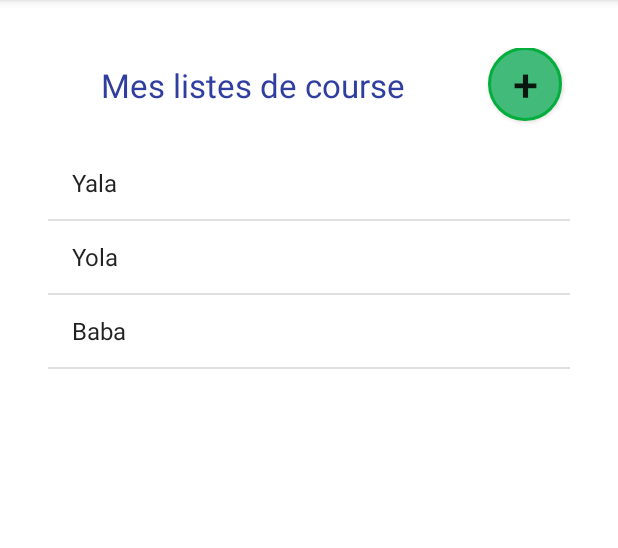
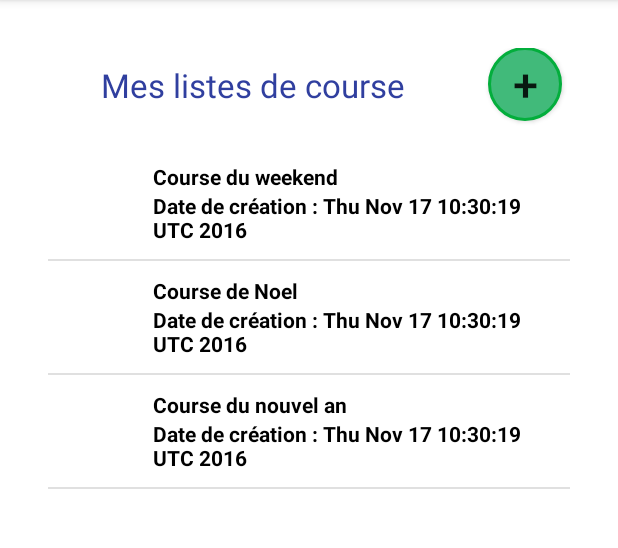
Before and after one commit to ghansum/Ordory, an Android app: the fragment ListShoppingLishFragment placed in its activity, on a phone screen of 412 x 824 dp, the part 84-632 px from its top. Run offline under Robolectric (Android 15) with nearby library versions, the phone set to English and light mode, and no system bars.

Commit message:
Ajout de la liste dynamique pour produit et shopping list

```diff
--- /dev/null
+++ b/app/src/main/java/com/adapter/ShoppingListAdapter.java
@@ -0,0 +1,50 @@
+package com.adapter;
+
+import android.content.Context;
+import android.view.LayoutInflater;
+import android.view.View;
+import android.view.ViewGroup;
+import android.widget.ArrayAdapter;
+import android.widget.TextView;
+
+import com.holder.ShoppingListViewHolder;
+import com.models.ShoppingList;
+import com.ordory.ordory.R;
+
+import java.util.List;
+
+/**
+ * Created by Patri on 17/11/2016.
+ */
+public class ShoppingListAdapter extends ArrayAdapter<ShoppingList>{
+
+    public ShoppingListAdapter(Context context, List<ShoppingList> shoppingLists){
+        super(context, 0, shoppingLists);
+    }
+
+    @Override
+    public View getView(int position, View convertView, ViewGroup parent) {
+
+        if(convertView == null){
+            convertView = LayoutInflater.from(getContext()).inflate(R.layout.shopping_list_row_view, parent, false);
+        }
+
+        ShoppingListViewHolder viewHolder = (ShoppingListViewHolder) convertView.getTag();
+
+        if(viewHolder == null){
+            viewHolder = new ShoppingListViewHolder();
+            viewHolder.name = (TextView) convertView.findViewById(R.id.shopping_list_name);
+            viewHolder.createdDate = (TextView) convertView.findViewById(R.id.shopping_list_createdDate);
+            //viewHolder.quantity = (TextView) convertView.findViewById(R.id.productQuantity);
+
+            convertView.setTag(viewHolder);
+        }
+
+        ShoppingList shoppingList = getItem(position);
+
+        viewHolder.name.setText(shoppingList.getName());
+        viewHolder.createdDate.setText("Date de création : "+shoppingList.getCreated_date());
+
+        return convertView;
+    }
+}
--- /dev/null
+++ b/app/src/main/java/com/holder/ShoppingListViewHolder.java
@@ -0,0 +1,12 @@
+package com.holder;
+
+import android.widget.TextView;
+
+/**
+ * Created by Patri on 17/11/2016.
+ */
+public class ShoppingListViewHolder {
+
+    public TextView name;
+    public TextView createdDate;
+}
--- a/app/src/main/java/com/ordory/ordory/ListShoppingLishFragment.java
+++ b/app/src/main/java/com/ordory/ordory/ListShoppingLishFragment.java
@@ -1,9 +1,7 @@
 package com.ordory.ordory;
 
-import android.app.FragmentManager;
 import android.app.FragmentTransaction;
 import android.content.Context;
-import android.content.Intent;
 import android.net.Uri;
 import android.os.Bundle;
 import android.app.Fragment;
@@ -17,6 +15,13 @@ import android.widget.ArrayAdapter;
 import android.widget.Button;
 import android.widget.ListView;
 import android.widget.Toast;
+
+import com.adapter.ShoppingListAdapter;
+import com.models.ShoppingList;
+
+import java.util.ArrayList;
+import java.util.Date;
+import java.util.List;
 
 /**
  * A simple {@link Fragment} subclass.
@@ -38,7 +43,7 @@ public class ListShoppingLishFragment extends Fragment {
 
     private OnFragmentInteractionListener mListener;
 
-    private ListView productListView;
+    private ListView listShoppingListView;
 
     private Button buttonAddShoppingList;
 
@@ -85,25 +90,22 @@ public class ListShoppingLishFragment extends Fragment {
         // Inflate the layout for this fragment
 
 
-        View view = inflater.inflate(R.layout.fragment_products, container, false);
-        productListView = (ListView) view.findViewById(R.id.product_list_view);
+        View view = inflater.inflate(R.layout.fragment_list_shopping_list, container, false);
+        listShoppingListView = (ListView) view.findViewById(R.id.product_list_view);
         buttonAddShoppingList = (Button) view.findViewById(R.id.button_add_shopping_list);
 
-        ArrayAdapter<String> listAdapter = new ArrayAdapter<String>(this.getActivity(), android.R.layout.simple_list_item_1);
-        listAdapter.add("Yala");
-        listAdapter.add("Yola");
-        listAdapter.add("Baba");
+        List<ShoppingList> shoppingLists = new ArrayList<ShoppingList>();
+        shoppingLists.add(new ShoppingList(0, "Course du weekend", new Date(), false));
+        shoppingLists.add(new ShoppingList(1, "Course de Noel", new Date(), false));
+        shoppingLists.add(new ShoppingList(2, "Course du nouvel an", new Date(), false));
 
-        productListView.setAdapter(listAdapter);
+        ShoppingListAdapter shoppingListAdapter = new ShoppingListAdapter(this.getActivity(), shoppingLists);
 
-        productListView.setOnItemClickListener(new AdapterView.OnItemClickListener(){
+        listShoppingListView.setAdapter(shoppingListAdapter);
+
+        listShoppingListView.setOnItemClickListener(new AdapterView.OnItemClickListener(){
             @Override
             public void onItemClick(AdapterView<?> arg0, View arg1, int position, long arg3){
-                ArrayAdapter<String> newAdapter = (ArrayAdapter) arg0.getAdapter();
-                String value = (String) productListView.getItemAtPosition(position);
-                Toast.makeText(arg0.getContext(), value, Toast.LENGTH_LONG).show();
-
-
 
                  Fragment fragment = new ShopDetailsFragment();
                  FragmentTransaction fragmentTransaction = getFragmentManager().beginTransaction();
@@ -126,7 +128,7 @@ public class ListShoppingLishFragment extends Fragment {
 
 
         return view;
-      // return inflater.inflate(R.layout.fragment_products, container, false);
+      // return inflater.inflate(R.layout.fragment_list_shopping_list, container, false);
     }
 
 
--- a/app/src/main/res/layout/fragment_shop_details.xml
+++ b/app/src/main/res/layout/fragment_shop_details.xml
@@ -27,6 +27,7 @@
             android:layout_width="49dp"
             android:layout_height="49dp"
             android:textAlignment="center"
+            android:background="@drawable/roundedbouton"
             android:gravity="center_vertical|center_horizontal"
             android:textSize="30dp"
             android:text="+"
--- /dev/null
+++ b/app/src/main/res/layout/shopping_list_row_view.xml
@@ -0,0 +1,33 @@
+<?xml version="1.0" encoding="utf-8"?>
+<RelativeLayout xmlns:android="http://schemas.android.com/apk/res/android"
+    xmlns:tools="http://schemas.android.com/tools"
+    android:layout_width="match_parent"
+    android:layout_height="match_parent"
+    android:padding="10dp">
+
+    <ImageView
+        android:id="@+id/shoppingList_image"
+        android:layout_width="50dp"
+        android:layout_height="50dp"
+        tools:background="#AAA"/>
+
+    <TextView
+        android:id="@+id/shopping_list_name"
+        android:layout_width="wrap_content"
+        android:layout_height="wrap_content"
+        android:textColor="@android:color/black"
+        android:layout_marginLeft="10dp"
+        android:layout_toRightOf="@+id/shoppingList_image"
+        android:layout_alignTop="@+id/shoppingList_image"
+        android:textStyle="bold" />
+
+    <TextView
+        android:id="@+id/shopping_list_createdDate"
+        android:layout_width="wrap_content"
+        android:layout_height="wrap_content"
+        android:textColor="@android:color/black"
+        android:layout_alignLeft="@+id/shopping_list_name"
+        android:layout_below="@+id/shopping_list_name"
+        android:textStyle="bold" />
+
+</RelativeLayout>
```
Also changed, not shown: app/src/main/java/com/adapter/ProductAdapter.java (added, +50 -0 lines), app/src/main/java/com/holder/ProductViewHolder.java (added, +12 -0 lines), app/src/main/java/com/ordory/ordory/ShopDetailsFragment.java (+29 -1 lines), app/src/main/res/layout/product_row_view.xml (added, +33 -0 lines), app/src/main/res/layout/fragment_list_shopping_list.xml (renamed from app/src/main/res/layout/fragment_products.xml), 2 other files.
